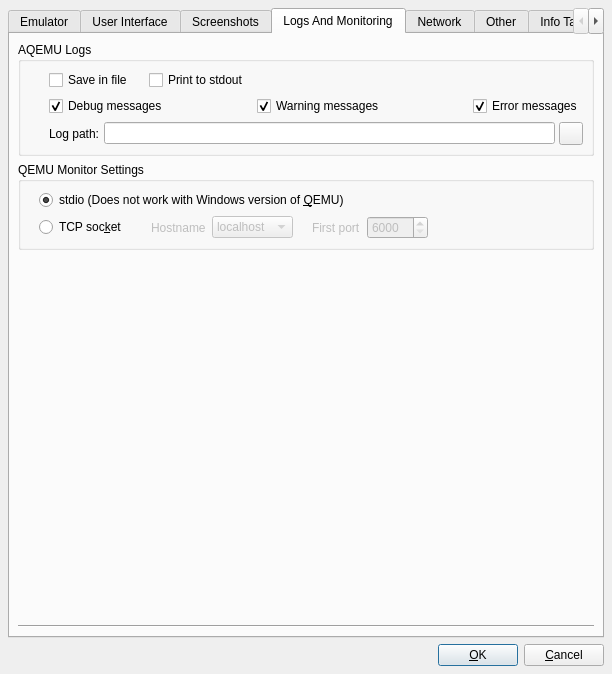
The window that src/Advanced_Settings_Window.ui (tobimensch/aqemu) describes before a commit, drawn with Qt 5.
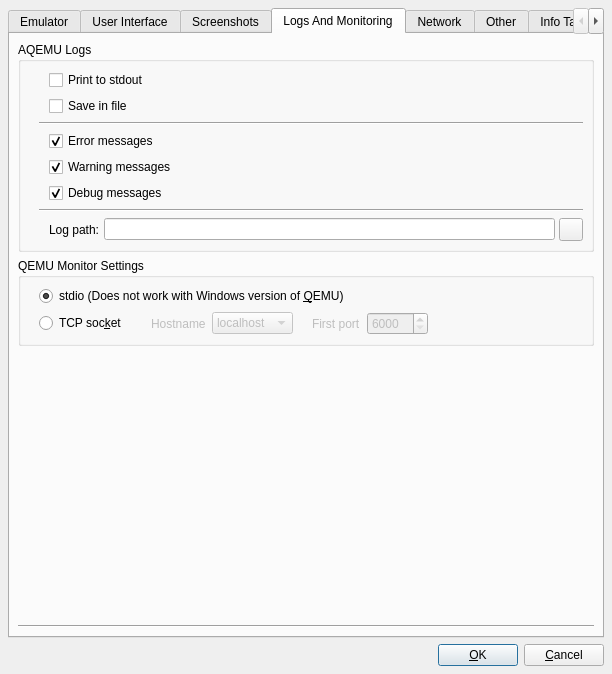
The same window after the commit. The open tabs and pages were chosen to show the change. Icons and pictures are not drawn.

Commit message: Layouts of Ports Tab and Folder Sharing now are getting synced with Device Manager. More UI improvements. New icons for serial and parallel ports from openclipart.org by https://openclipart.org/user-detail/jhnri4

```diff
--- a/src/Advanced_Settings_Window.ui
+++ b/src/Advanced_Settings_Window.ui
@@ -820,33 +820,10 @@
              <number>10</number>
             </property>
             <item>
-             <layout class="QHBoxLayout" name="horizontalLayout_10">
+             <layout class="QVBoxLayout" name="verticalLayout_7">
               <property name="leftMargin">
                <number>10</number>
               </property>
-              <item>
-               <widget class="QCheckBox" name="CH_Log_Save_in_File">
-                <property name="text">
-                 <string>Save in file</string>
-                </property>
-               </widget>
-              </item>
-              <item>
-               <spacer name="horizontalSpacer_3">
-                <property name="orientation">
-                 <enum>Qt::Horizontal</enum>
-                </property>
-                <property name="sizeType">
-                 <enum>QSizePolicy::Fixed</enum>
-                </property>
-                <property name="sizeHint" stdset="0">
-                 <size>
-                  <width>10</width>
-                  <height>20</height>
-                 </size>
-                </property>
-               </spacer>
-              </item>
               <item>
                <widget class="QCheckBox" name="CH_Log_Print_in_STDIO">
                 <property name="text">
@@ -855,71 +832,26 @@
                </widget>
               </item>
               <item>
-               <spacer name="horizontalSpacer_2">
-                <property name="orientation">
-                 <enum>Qt::Horizontal</enum>
+               <widget class="QCheckBox" name="CH_Log_Save_in_File">
+                <property name="text">
+                 <string>Save in file</string>
                 </property>
-                <property name="sizeHint" stdset="0">
-                 <size>
-                  <width>198</width>
-                  <height>20</height>
-                 </size>
-                </property>
-               </spacer>
+               </widget>
               </item>
              </layout>
             </item>
             <item>
-             <layout class="QHBoxLayout" name="horizontalLayout_12">
+             <widget class="Line" name="line_13">
+              <property name="orientation">
+               <enum>Qt::Horizontal</enum>
+              </property>
+             </widget>
+            </item>
+            <item>
+             <layout class="QVBoxLayout" name="verticalLayout_22">
               <property name="leftMargin">
                <number>10</number>
               </property>
-              <item>
-               <widget class="QCheckBox" name="CH_Log_Debug">
-                <property name="text">
-                 <string>Debug messages</string>
-                </property>
-                <property name="checked">
-                 <bool>true</bool>
-                </property>
-               </widget>
-              </item>
-              <item>
-               <spacer name="horizontalSpacer_4">
-                <property name="orientation">
-                 <enum>Qt::Horizontal</enum>
-                </property>
-                <property name="sizeHint" stdset="0">
-                 <size>
-                  <width>13</width>
-                  <height>20</height>
-                 </size>
-                </property>
-               </spacer>
-              </item>
-              <item>
-               <widget class="QCheckBox" name="CH_Log_Warning">
-                <property name="text">
-                 <string>Warning messages</string>
-                </property>
-                <property name="checked">
-                 <bool>true</bool>
-                </property>
-               </widget>
-              </item>
-              <item>
-               <spacer name="horizontalSpacer_11">
-                <property name="orientation">
-                 <enum>Qt::Horizontal</enum>
-                </property>
-                <property name="sizeHint" stdset="0">
-                 <size>
-                  <width>18</width>
-                  <height>20</height>
-                 </size>
-                </property>
-               </spacer>
-              </item>
               <item>
                <widget class="QCheckBox" name="CH_Log_Error">
                 <property name="text">
@@ -930,8 +862,35 @@
                 </property>
                </widget>
               </item>
+              <item>
+               <widget class="QCheckBox" name="CH_Log_Warning">
+                <property name="text">
+                 <string>Warning messages</string>
+                </property>
+                <property name="checked">
+                 <bool>true</bool>
+                </property>
+               </widget>
+              </item>
+              <item>
+               <widget class="QCheckBox" name="CH_Log_Debug">
+                <property name="text">
+                 <string>Debug messages</string>
+                </property>
+                <property name="checked">
+                 <bool>true</bool>
+                </property>
+               </widget>
+              </item>
              </layout>
             </item>
+            <item>
+             <widget class="Line" name="line_14">
+              <property name="orientation">
+               <enum>Qt::Horizontal</enum>
+              </property>
+             </widget>
+            </item>
             <item>
              <layout class="QHBoxLayout" name="horizontalLayout_13">
               <property name="spacing">
```
Left out of the diff: 2 changed lines with no effect on the pictures. The commit also changes 14 other files.
